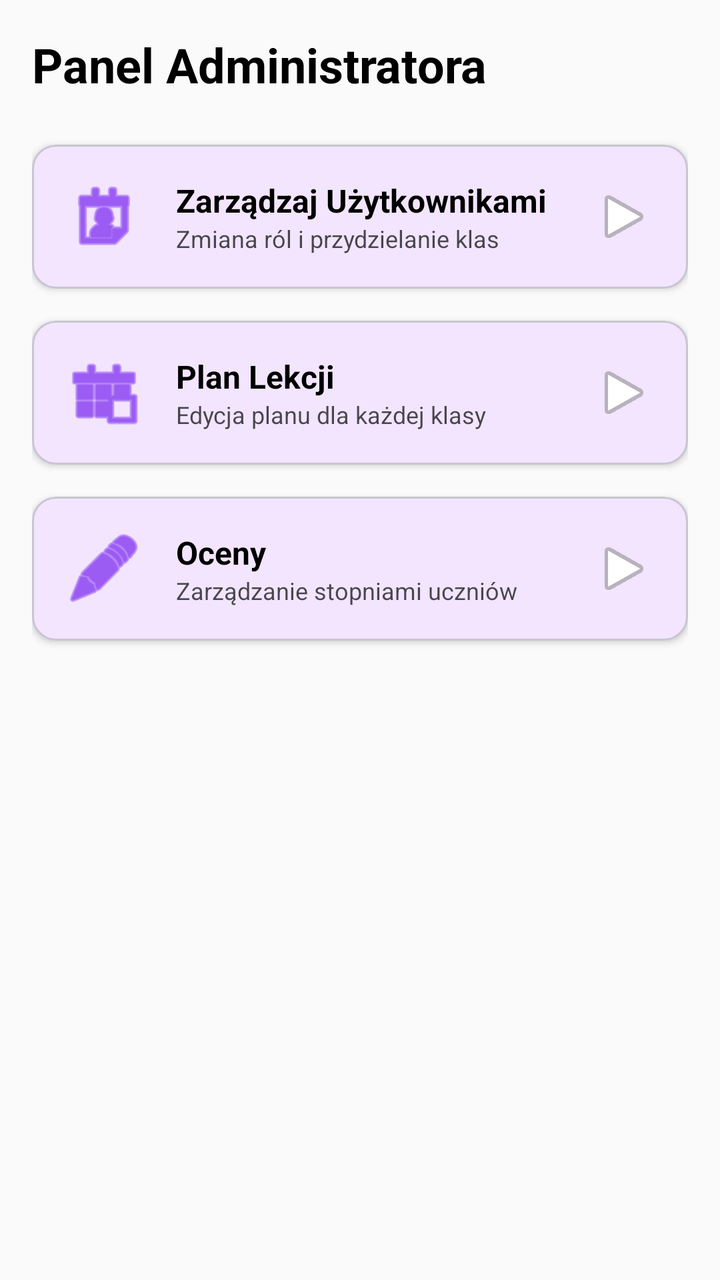
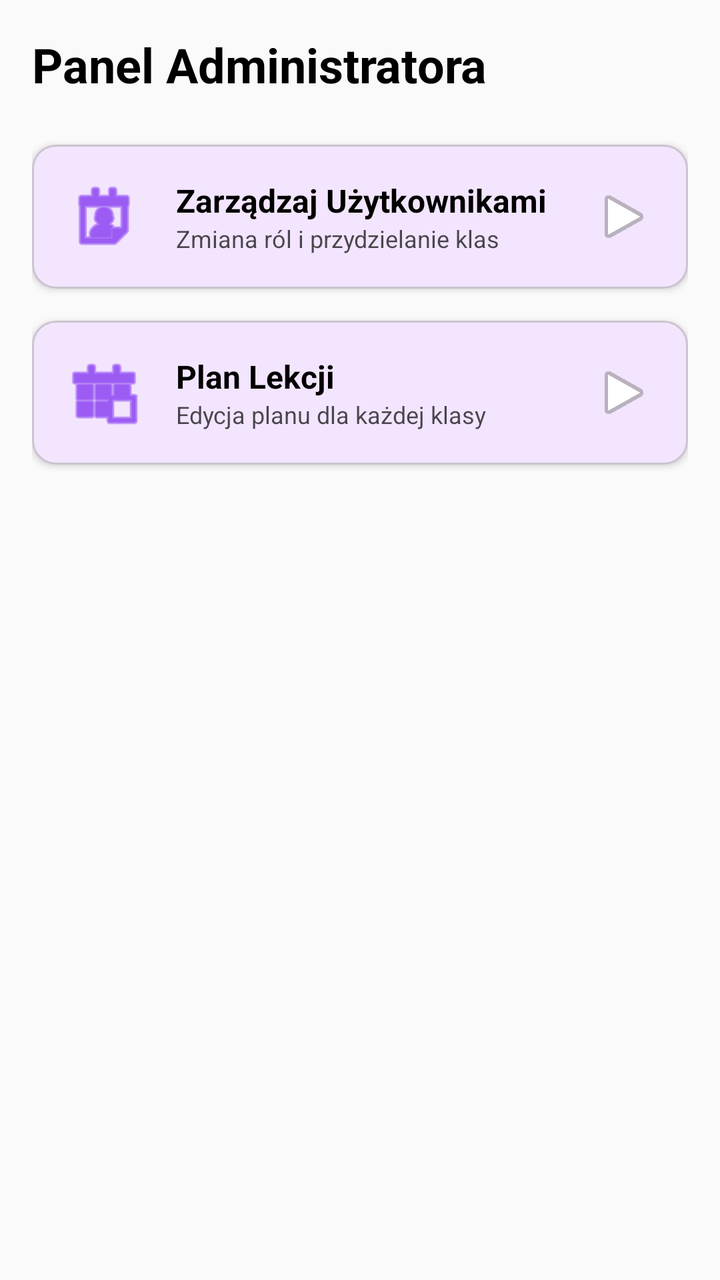

The first picture is an Android layout as it rendered before a commit; the second is the same layout after the commit. The layout source and the unified diff follow.
<!-- AndroidManifest.xml: application theme Theme.SchoolSpace -->
<!-- res/layout/fragment_admin_dashboard.xml -->
<?xml version="1.0" encoding="utf-8"?>
<androidx.core.widget.NestedScrollView xmlns:android="http://schemas.android.com/apk/res/android"
    xmlns:app="http://schemas.android.com/apk/res-auto"
    android:layout_width="match_parent"
    android:layout_height="match_parent"
    android:padding="16dp">

    <LinearLayout
        android:layout_width="match_parent"
        android:layout_height="wrap_content"
        android:orientation="vertical">

        <TextView
            android:layout_width="match_parent"
            android:layout_height="wrap_content"
            android:text="Panel Administratora"
            android:textSize="24sp"
            android:textStyle="bold"
            android:layout_marginBottom="24dp"/>

        <com.google.android.material.card.MaterialCardView
            android:id="@+id/cardManageUsers"
            android:layout_width="match_parent"
            android:layout_height="wrap_content"
            android:layout_marginBottom="16dp"
            app:cardElevation="2dp"
            app:cardCornerRadius="12dp">

            <LinearLayout
                android:layout_width="match_parent"
                android:layout_height="wrap_content"
                android:orientation="horizontal"
                android:padding="16dp"
                android:gravity="center_vertical">

                <ImageView
                    android:layout_width="40dp"
                    android:layout_height="40dp"
                    android:src="@android:drawable/ic_menu_my_calendar"
                    app:tint="?attr/colorPrimary"/>

                <LinearLayout
                    android:layout_width="0dp"
                    android:layout_height="wrap_content"
                    android:layout_weight="1"
                    android:orientation="vertical"
                    android:layout_marginStart="16dp">

                    <TextView
                        android:layout_width="wrap_content"
                        android:layout_height="wrap_content"
                        android:text="Zarządzaj Użytkownikami"
                        android:textStyle="bold"
                        android:textSize="16sp"/>

                    <TextView
                        android:layout_width="wrap_content"
                        android:layout_height="wrap_content"
                        android:text="Zmiana ról i przydzielanie klas"
                        android:textSize="12sp"
                        android:alpha="0.7"/>
                </LinearLayout>

                <ImageView
                    android:layout_width="wrap_content"
                    android:layout_height="wrap_content"
                    android:src="@android:drawable/ic_media_play"/>
            </LinearLayout>
        </com.google.android.material.card.MaterialCardView>

        <com.google.android.material.card.MaterialCardView
            android:id="@+id/cardManageSchedule"
            android:layout_width="match_parent"
            android:layout_height="wrap_content"
            android:layout_marginBottom="16dp"
            app:cardElevation="2dp"
            app:cardCornerRadius="12dp">

            <LinearLayout
                android:layout_width="match_parent"
                android:layout_height="wrap_content"
                android:orientation="horizontal"
                android:padding="16dp"
                android:gravity="center_vertical">

                <ImageView
                    android:layout_width="40dp"
                    android:layout_height="40dp"
                    android:src="@android:drawable/ic_menu_today"
                    app:tint="?attr/colorPrimary"/>

                <LinearLayout
                    android:layout_width="0dp"
                    android:layout_height="wrap_content"
                    android:layout_weight="1"
                    android:orientation="vertical"
                    android:layout_marginStart="16dp">

                    <TextView
                        android:layout_width="wrap_content"
                        android:layout_height="wrap_content"
                        android:text="Plan Lekcji"
                        android:textStyle="bold"
                        android:textSize="16sp"/>

                    <TextView
                        android:layout_width="wrap_content"
                        android:layout_height="wrap_content"
                        android:text="Edycja planu dla każdej klasy"
                        android:textSize="12sp"
                        android:alpha="0.7"/>
                </LinearLayout>

                <ImageView
                    android:layout_width="wrap_content"
                    android:layout_height="wrap_content"
                    android:src="@android:drawable/ic_media_play"/>
            </LinearLayout>
        </com.google.android.material.card.MaterialCardView>

        <com.google.android.material.card.MaterialCardView
            android:id="@+id/cardManageGrades"
            android:layout_width="match_parent"
            android:layout_height="wrap_content"
            android:layout_marginBottom="16dp"
            app:cardElevation="2dp"
            app:cardCornerRadius="12dp">

            <LinearLayout
                android:layout_width="match_parent"
                android:layout_height="wrap_content"
                android:orientation="horizontal"
                android:padding="16dp"
                android:gravity="center_vertical">

                <ImageView
                    android:layout_width="40dp"
                    android:layout_height="40dp"
                    android:src="@android:drawable/ic_menu_edit"
                    app:tint="?attr/colorPrimary"/>

                <LinearLayout
                    android:layout_width="0dp"
                    android:layout_height="wrap_content"
                    android:layout_weight="1"
                    android:orientation="vertical"
                    android:layout_marginStart="16dp">

                    <TextView
                        android:layout_width="wrap_content"
                        android:layout_height="wrap_content"
                        android:text="Oceny"
                        android:textStyle="bold"
                        android:textSize="16sp"/>

                    <TextView
                        android:layout_width="wrap_content"
                        android:layout_height="wrap_content"
                        android:text="Zarządzanie stopniami uczniów"
                        android:textSize="12sp"
                        android:alpha="0.7"/>
                </LinearLayout>

                <ImageView
                    android:layout_width="wrap_content"
                    android:layout_height="wrap_content"
                    android:src="@android:drawable/ic_media_play"/>
            </LinearLayout>
        </com.google.android.material.card.MaterialCardView>

    </LinearLayout>
</androidx.core.widget.NestedScrollView>
<!-- resources referenced by this layout -->
<resources>
  <style name="Theme.SchoolSpace" parent="Theme.Material3.DayNight.NoActionBar">
          
          <item name="colorPrimary">@color/primary</item>
          <item name="android:colorBackground">@color/background</item>
          <item name="android:textColor">@color/text_primary</item>
  
          
          <item name="android:statusBarColor">@color/primary</item>
          <item name="android:windowLightStatusBar" tools:targetApi="m">false</item>
  
          
          <item name="android:navigationBarColor">@color/background</item>
          <item name="android:windowLightNavigationBar" tools:targetApi="27">true</item>
      </style>
  <color name="primary">#6200EE</color>
  <color name="background">#FFFAFAFA</color>
  <color name="text_primary">#000000</color>
</resources>

<!-- the commit's change to res/layout/fragment_admin_dashboard.xml (unified diff, before → after) -->
@@ -125,47 +125,7 @@
             android:layout_marginBottom="16dp"
             app:cardElevation="2dp"
             app:cardCornerRadius="12dp">
-
-            <LinearLayout
-                android:layout_width="match_parent"
-                android:layout_height="wrap_content"
-                android:orientation="horizontal"
-                android:padding="16dp"
-                android:gravity="center_vertical">
-
-                <ImageView
-                    android:layout_width="40dp"
-                    android:layout_height="40dp"
-                    android:src="@android:drawable/ic_menu_edit"
-                    app:tint="?attr/colorPrimary"/>
-
-                <LinearLayout
-                    android:layout_width="0dp"
-                    android:layout_height="wrap_content"
-                    android:layout_weight="1"
-                    android:orientation="vertical"
-                    android:layout_marginStart="16dp">
-
-                    <TextView
-                        android:layout_width="wrap_content"
-                        android:layout_height="wrap_content"
-                        android:text="Oceny"
-                        android:textStyle="bold"
-                        android:textSize="16sp"/>
-
-                    <TextView
-                        android:layout_width="wrap_content"
-                        android:layout_height="wrap_content"
-                        android:text="Zarządzanie stopniami uczniów"
-                        android:textSize="12sp"
-                        android:alpha="0.7"/>
-                </LinearLayout>
-
-                <ImageView
-                    android:layout_width="wrap_content"
-                    android:layout_height="wrap_content"
-                    android:src="@android:drawable/ic_media_play"/>
-            </LinearLayout>
+            
         </com.google.android.material.card.MaterialCardView>
 
     </LinearLayout>
